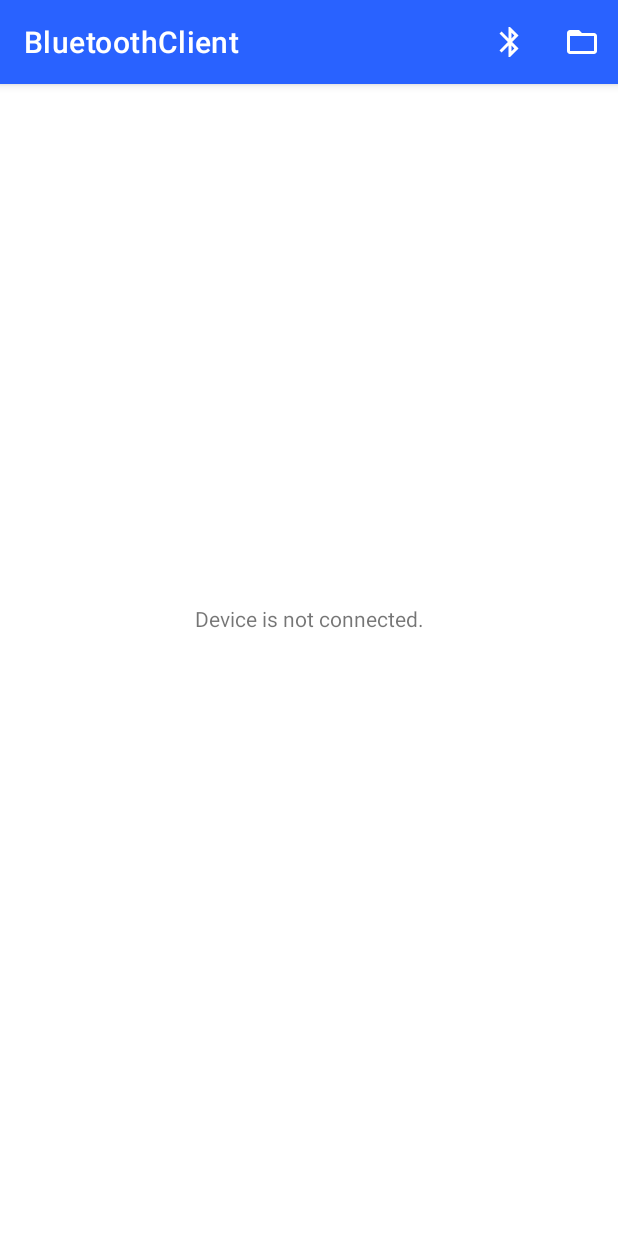
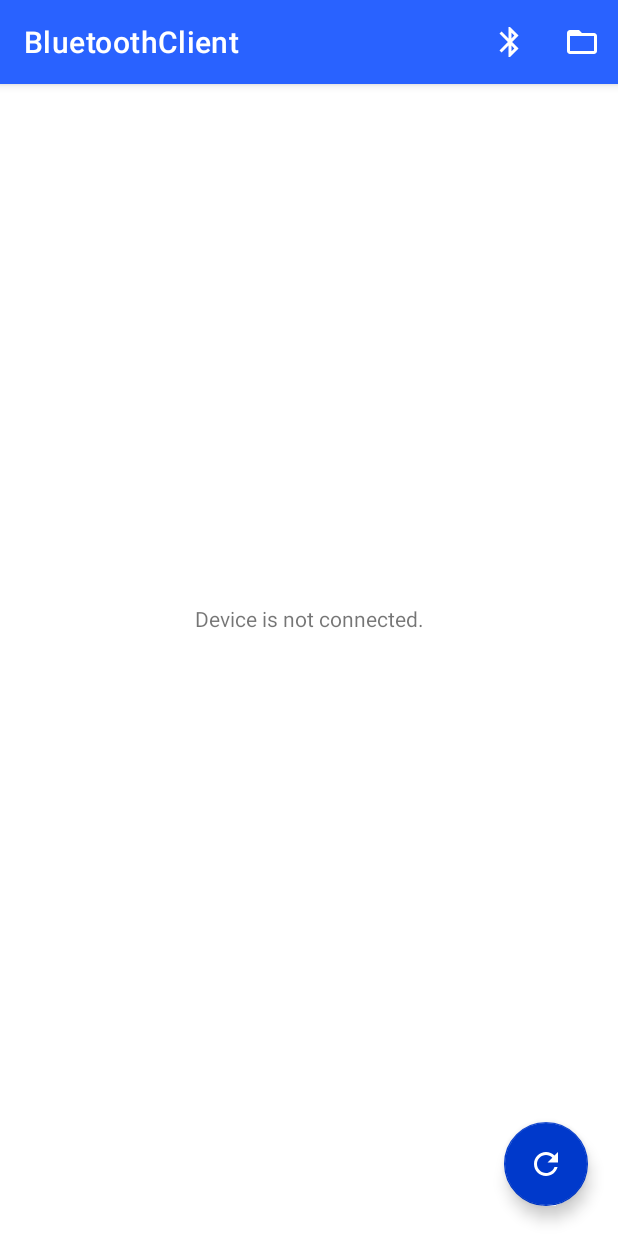
Before and after one commit to LenaTopoleva/BluetoothClient, an Android app: the fragment ViewerFragment placed in its activity, on a phone screen of 412 x 824 dp. Run offline under Robolectric (Android 15) with nearby library versions, the phone set to English and light mode, and no system bars; our stand-ins replace Dagger/Hilt's generated code, RxJava; libraries missing offline, so code that uses them is left out: moxy.ktx.moxyPresenter, ru.terrakok.cicerone; 5 statements that could not run were skipped.

Commit message:
add refresh connecting fab to viewer screen

```diff
--- a/app/src/main/java/com/lenatopoleva/bluetoothclient/mvp/view/ViewerView.kt
+++ b/app/src/main/java/com/lenatopoleva/bluetoothclient/mvp/view/ViewerView.kt
@@ -16,6 +16,8 @@ interface ViewerView: MvpView {
     fun showImageView()
     fun hideImageView()
     fun showTextView()
+    fun hideFab()
+    fun showFab()
 
     @Skip fun startAudio(audioName: String)
     @Skip fun startToneAudioIfEnable(tone: Boolean)
@@ -30,6 +32,7 @@ interface ViewerView: MvpView {
     @Skip fun showDeviceConnectedToast()
     @Skip fun showDataTransmittingExceptionToast(exceptionMessage: String)
     @Skip fun showUnableToConnectDeviceToast(deviceNameAndError: String)
+    @Skip fun showChooseDeviceToast()
 
 
 }
--- /dev/null
+++ b/app/src/main/res/drawable/ic_baseline_refresh_24.xml
@@ -0,0 +1,10 @@
+<vector xmlns:android="http://schemas.android.com/apk/res/android"
+    android:width="24dp"
+    android:height="24dp"
+    android:viewportWidth="24"
+    android:viewportHeight="24"
+    android:tint="?attr/colorControlNormal">
+  <path
+      android:fillColor="@android:color/white"
+      android:pathData="M17.65,6.35C16.2,4.9 14.21,4 12,4c-4.42,0 -7.99,3.58 -7.99,8s3.57,8 7.99,8c3.73,0 6.84,-2.55 7.73,-6h-2.08c-0.82,2.33 -3.04,4 -5.65,4 -3.31,0 -6,-2.69 -6,-6s2.69,-6 6,-6c1.66,0 3.14,0.69 4.22,1.78L13,11h7V4l-2.35,2.35z"/>
+</vector>
--- a/app/src/main/res/layout/viewer_fragment.xml
+++ b/app/src/main/res/layout/viewer_fragment.xml
@@ -38,5 +38,16 @@
         app:layout_constraintStart_toStartOf="parent"
         app:layout_constraintTop_toTopOf="parent" />
 
+    <com.google.android.material.floatingactionbutton.FloatingActionButton
+        android:id="@+id/fab_reconnect"
+        android:layout_width="wrap_content"
+        android:layout_height="wrap_content"
+        android:layout_marginEnd="20dp"
+        android:layout_marginBottom="20dp"
+        android:clickable="true"
+        app:layout_constraintBottom_toBottomOf="parent"
+        app:layout_constraintEnd_toEndOf="parent"
+        app:srcCompat="@drawable/ic_baseline_refresh_24" />
+
 
 </androidx.constraintlayout.widget.ConstraintLayout>
--- a/app/src/main/res/values/strings.xml
+++ b/app/src/main/res/values/strings.xml
@@ -20,4 +20,5 @@
     <string name="end_of_session">END OF SESSION</string>
     <string name="data_transmitting_exception">Data transmitting exception:\u0020</string>
     <string name="connected_with">Connected with\u0020</string>
+    <string name="choose_device">Please, choose device to connect</string>
 </resources>
```
Also changed, not shown: app/src/main/java/com/lenatopoleva/bluetoothclient/mvp/presenter/ViewerPresenter.kt (+32 -12 lines), app/src/main/java/com/lenatopoleva/bluetoothclient/ui/fragment/ViewerFragment.kt (+13 -0 lines).
